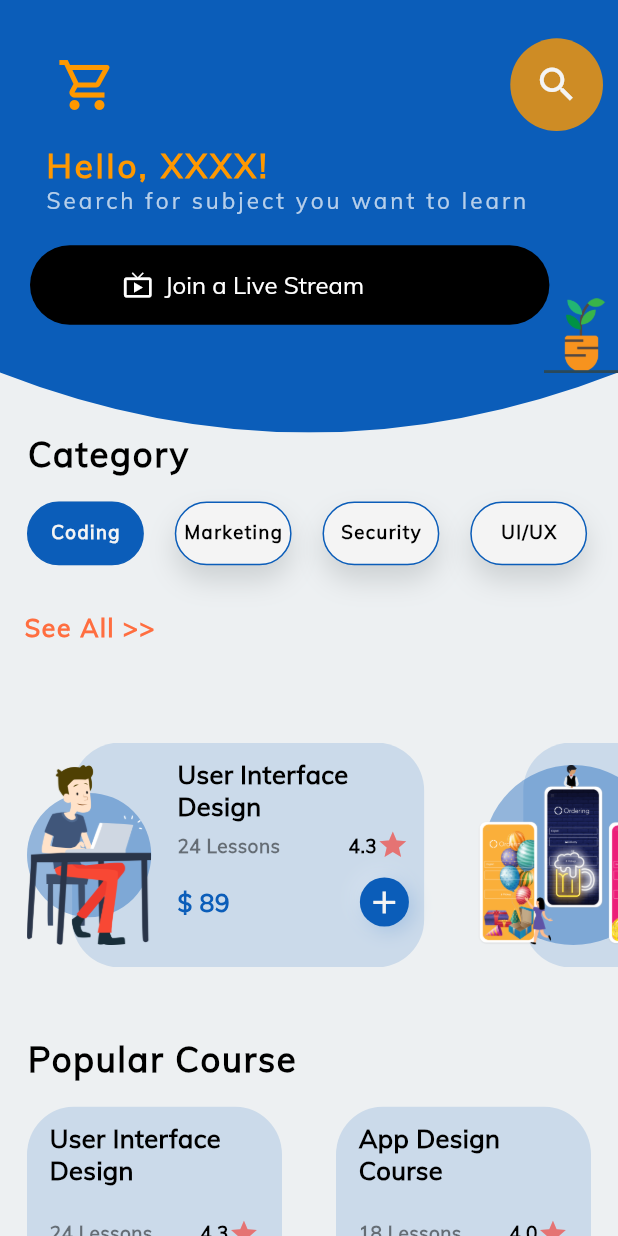
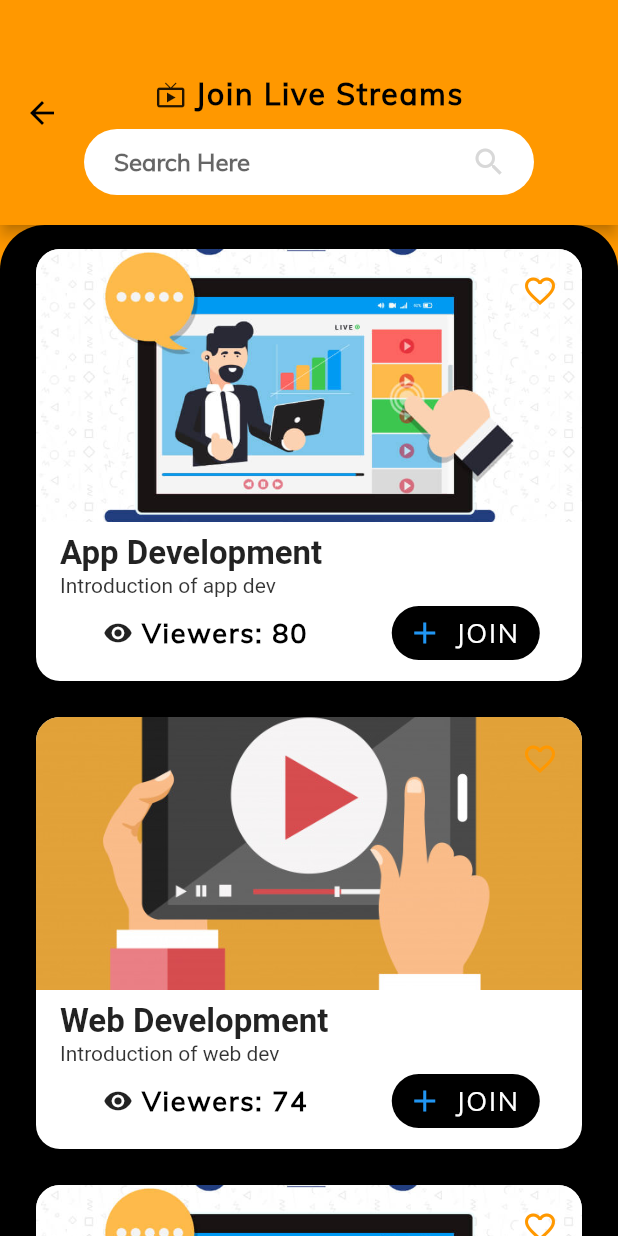
Before and after one commit to Tamim365/online-academy, a Flutter app: the screen it shows after launch, after a tap on "Join a Live Stream", on a phone screen of 412 x 824 dp. Run offline on Flutter 3.47's test engine with Material 2 defaults, Android fonts, the phone set to English and light mode, and no system bars; our stand-ins replace flutter_screenutil, flutter_svg.

Commit message:
live stream screen added

```diff
--- a/lib/HomeScreen/homeUi.dart
+++ b/lib/HomeScreen/homeUi.dart
@@ -4,6 +4,7 @@ import 'package:design_course/HomeScreen/categoryListView.dart';
 import 'package:design_course/HomeScreen/popularListView.dart';
 import 'package:design_course/MyClippers/clipPath.dart';
 import 'package:design_course/components/default_button.dart';
+import 'package:design_course/live_stream/liveStreamScreen.dart';
 import 'package:flutter/material.dart';
 import 'package:flutter/services.dart';
 import 'package:flutter_screenutil/flutter_screenutil.dart';
@@ -253,7 +254,24 @@ class _HomeScreenState extends State<HomeScreen> {
                   RoundedRectangleBorder(
                 borderRadius: BorderRadius.circular(30),
               ))),
-          onPressed: () {},
+          onPressed: () {
+            Navigator.push(
+                context,
+                PageRouteBuilder(
+                  transitionDuration: Duration(milliseconds: 300),
+                  transitionsBuilder:
+                      (context, animation, animationTime, child) {
+                    return ScaleTransition(
+                      scale: animation,
+                      alignment: Alignment.center,
+                      child: child,
+                    );
+                  },
+                  pageBuilder: (context, animation, animationTime) {
+                    return LiveStreamScreen();
+                  },
+                ));
+          },
         ),
       ),
     );
--- /dev/null
+++ b/lib/Model/liveCourses.dart
@@ -0,0 +1,46 @@
+class LiveListData {
+  LiveListData({
+    this.imagePath = '',
+    this.titleTxt = '',
+    this.subTxt = "",
+    this.viewers = 80,
+  });
+
+  String imagePath;
+  String titleTxt;
+  String subTxt;
+  int viewers;
+
+  static List<LiveListData> courseList = <LiveListData>[
+    LiveListData(
+      imagePath: 'assets/images/live_1.png',
+      titleTxt: 'App Development',
+      subTxt: 'Introduction of app dev',
+      viewers: 80,
+    ),
+    LiveListData(
+      imagePath: 'assets/images/live_2.png',
+      titleTxt: 'Web Development',
+      subTxt: 'Introduction of web dev',
+      viewers: 74,
+    ),
+    LiveListData(
+      imagePath: 'assets/images/live_1.png',
+      titleTxt: 'App Development',
+      subTxt: 'Introduction of app dev',
+      viewers: 62,
+    ),
+    LiveListData(
+      imagePath: 'assets/images/live_2.png',
+      titleTxt: 'Web Development',
+      subTxt: 'Introduction of web dev',
+      viewers: 90,
+    ),
+    LiveListData(
+      imagePath: 'assets/images/live_1.png',
+      titleTxt: 'App Development',
+      subTxt: 'Introduction of app dev',
+      viewers: 240,
+    ),
+  ];
+}
--- /dev/null
+++ b/lib/live_stream/liveCourseListView.dart
@@ -0,0 +1,207 @@
+import 'package:design_course/Model/liveCourses.dart';
+import 'package:design_course/sizeConfig.dart';
+import 'package:flutter/material.dart';
+
+class LiveCourseList extends StatelessWidget {
+  const LiveCourseList(
+      {Key key,
+      this.liveCourseData,
+      this.animationController,
+      this.animation,
+      this.callback})
+      : super(key: key);
+
+  final VoidCallback callback;
+  final LiveListData liveCourseData;
+  final AnimationController animationController;
+  final Animation<double> animation;
+
+  @override
+  Widget build(BuildContext context) {
+    return AnimatedBuilder(
+      animation: animationController,
+      builder: (BuildContext context, Widget child) {
+        return FadeTransition(
+          opacity: animation,
+          child: Transform(
+            transform: Matrix4.translationValues(
+                0.0, 50 * (1.0 - animation.value), 0.0),
+            child: Padding(
+              padding: const EdgeInsets.only(
+                  left: 24, right: 24, top: 8, bottom: 16),
+              child: InkWell(
+                splashColor: Colors.transparent,
+                onTap: callback,
+                child: Container(
+                  decoration: BoxDecoration(
+                    borderRadius: const BorderRadius.all(Radius.circular(16.0)),
+                    boxShadow: <BoxShadow>[
+                      BoxShadow(
+                        color: Colors.white.withOpacity(1),
+                        // offset: const Offset(3, 4),
+                        // blurRadius: 16,
+                      ),
+                    ],
+                  ),
+                  child: ClipRRect(
+                    borderRadius: const BorderRadius.all(Radius.circular(16.0)),
+                    child: Stack(
+                      children: <Widget>[
+                        Column(
+                          children: <Widget>[
+                            AspectRatio(
+                              aspectRatio: 2,
+                              child: Image.asset(
+                                liveCourseData.imagePath,
+                                fit: BoxFit.cover,
+                              ),
+                            ),
+                            Container(
+                              // color: HotelAppTheme.buildLightTheme()
+                              //     .backgroundColor,
+                              child: Row(
+                                mainAxisAlignment: MainAxisAlignment.center,
+                                crossAxisAlignment: CrossAxisAlignment.start,
+                                children: <Widget>[
+                                  Expanded(
+                                    child: Container(
+                                      child: Padding(
+                                        padding: const EdgeInsets.only(
+                                            left: 16, top: 8, bottom: 8),
+                                        child: Column(
+                                          mainAxisAlignment:
+                                              MainAxisAlignment.center,
+                                          crossAxisAlignment:
+                                              CrossAxisAlignment.start,
+                                          children: <Widget>[
+                                            Text(
+                                              liveCourseData.titleTxt,
+                                              textAlign: TextAlign.left,
+                                              style: TextStyle(
+                                                fontWeight: FontWeight.w600,
+                                                fontSize: 22,
+                                              ),
+                                            ),
+                                            Row(
+                                              crossAxisAlignment:
+                                                  CrossAxisAlignment.center,
+                                              mainAxisAlignment:
+                                                  MainAxisAlignment.start,
+                                              children: <Widget>[
+                                                Text(
+                                                  liveCourseData.subTxt,
+                                                  style: TextStyle(
+                                                      fontSize: 14,
+                                                      color: Colors.black
+                                                          .withOpacity(0.8)),
+                                                ),
+                                                const SizedBox(
+                                                  width: 4,
+                                                ),
+                                              ],
+                                            ),
+                                            Row(
+                                              mainAxisAlignment:
+                                                  MainAxisAlignment.spaceAround,
+                                              children: [
+                                                RichText(
+                                                  text: TextSpan(
+                                                    children: [
+                                                      WidgetSpan(
+                                                        child: Icon(
+                                                          Icons.remove_red_eye,
+                                                          size: 20,
+                                                        ),
+                                                      ),
+                                                      TextSpan(
+                                                        text: " Viewers: " +
+                                                            liveCourseData
+                                                                .viewers
+                                                                .toString(),
+                                                        style: TextStyle(
+                                                          color: Colors.black,
+                                                          fontFamily: "muli",
+                                                          fontSize: 18,
+                                                          letterSpacing: 1.2,
+                                                          fontWeight:
+                                                              FontWeight.bold,
+                                                        ),
+                                                      ),
+                                                    ],
+                                                  ),
+                                                ),
+                                                TextButton.icon(
+                                                  onPressed: () {},
+                                                  icon: Icon(Icons.add),
+                                                  label: Text(
+                                                    "JOIN",
+                                                    style: TextStyle(
+                                                      color: Colors.white,
+                                                      fontFamily: "muli",
+                                                      fontSize: 18,
+                                                      letterSpacing: 1.2,
+                                                    ),
+                                                  ),
+                                                  style: ButtonStyle(
+                                                      padding:
+                                                          MaterialStateProperty
+                                                              .all<EdgeInsets>(
+                                                        EdgeInsets.fromLTRB(
+                                                            10, 3, 14, 3),
+                                                      ),
+                                                      backgroundColor:
+                                                          MaterialStateProperty
+                                                              .all<Color>(
+                                                                  Colors.black),
+                                                      shape: MaterialStateProperty.all<
+                                                              RoundedRectangleBorder>(
+                                                          RoundedRectangleBorder(
+                                                        borderRadius:
+                                                            BorderRadius
+                                                                .circular(30),
+                                                      ))),
+                                                ),
+                                              ],
+                                            ),
+                                          ],
+                                        ),
+                                      ),
+                                    ),
+                                  ),
+                                ],
+                              ),
+                            ),
+                          ],
+                        ),
+                        Positioned(
+                          top: 8,
+                          right: 8,
+                          child: Material(
+                            color: Colors.transparent,
+                            child: InkWell(
+                              borderRadius: const BorderRadius.all(
+                                Radius.circular(32.0),
+                              ),
+                              onTap: () {},
+                              child: Padding(
+                                padding: const EdgeInsets.all(8.0),
+                                child: Icon(
+                                  Icons.favorite_border,
+                                  color: Colors.orange,
+                                ),
+                              ),
+                            ),
+                          ),
+                        )
+                      ],
+                    ),
+                  ),
+                ),
+              ),
+            ),
+          ),
+        );
+      },
+    );
+  }
+}
--- /dev/null
+++ b/lib/live_stream/liveStreamScreen.dart
@@ -0,0 +1,256 @@
+import 'dart:ui';
+import 'package:design_course/Model/liveCourses.dart';
+import 'package:design_course/sizeConfig.dart';
+import 'package:flutter/material.dart';
+import 'liveCourseListView.dart';
+
+class LiveStreamScreen extends StatefulWidget {
+  static String routeName = "/liveCourse";
+  @override
+  _LiveStreamScreenState createState() => _LiveStreamScreenState();
+}
+
+class _LiveStreamScreenState extends State<LiveStreamScreen>
+    with TickerProviderStateMixin {
+  AnimationController animationController;
+  List<LiveListData> courseList = LiveListData.courseList;
+  final ScrollController _scrollController = ScrollController();
+
+  @override
+  void initState() {
+    animationController = AnimationController(
+        duration: const Duration(milliseconds: 1000), vsync: this);
+    super.initState();
+  }
+
+  Future<bool> getData() async {
+    await Future<dynamic>.delayed(const Duration(milliseconds: 200));
+    return true;
+  }
+
+  @override
+  void dispose() {
+    animationController?.dispose();
+    super.dispose();
+  }
+
+  @override
+  Widget build(BuildContext context) {
+    return Container(
+      // padding: EdgeInsets.only(top: 130, left: 0, right: 0, bottom: 0),
+      // color: Colors.orange,
+      child: Scaffold(
+        appBar: AppBar(
+            toolbarHeight: 150,
+            leading: BackButton(color: Colors.black), // here the desired height
+            flexibleSpace: Container(
+              color: Colors.orange,
+              padding: EdgeInsets.only(top: 50),
+              child: Column(
+                children: <Widget>[
+                  RichText(
+                    text: TextSpan(
+                      children: [
+                        WidgetSpan(
+                          child: Icon(
+                            Icons.live_tv,
+                            size: 20,
+                          ),
+                        ),
+                        TextSpan(
+                          text: " Join Live Streams",
+                          style: TextStyle(
+                            color: Colors.black,
+                            fontFamily: "muli",
+                            fontSize: 20,
+                            letterSpacing: 1.2,
+                            fontWeight: FontWeight.bold,
+                          ),
+                        ),
+                      ],
+                    ),
+                  ),
+                  getSearchBar(),
+                ],
+              ),
+            )),
+        body: Container(
+          color: Colors.orange,
+          child: Container(
+            decoration: BoxDecoration(
+              color: Colors.black,
+              borderRadius: BorderRadius.only(
+                topLeft: Radius.circular(30.0),
+                topRight: Radius.circular(30.0),
+              ),
+            ),
+            child: ListView.builder(
+              itemCount: courseList.length,
+              padding: const EdgeInsets.only(top: 8),
+              scrollDirection: Axis.vertical,
+              itemBuilder: (BuildContext context, int index) {
+                final int count =
+                    courseList.length > 10 ? 10 : courseList.length;
+                final Animation<double> animation =
+                    Tween<double>(begin: 0.0, end: 1.0).animate(CurvedAnimation(
+                        parent: animationController,
+                        curve: Interval((1 / count) * index, 1.0,
+                            curve: Curves.fastOutSlowIn)));
+                animationController.forward();
+                return LiveCourseList(
+                  callback: () {},
+                  liveCourseData: courseList[index],
+                  animation: animation,
+                  animationController: animationController,
+                );
+              },
+            ),
+          ),
+        ),
+      ),
+    );
+  }
+
+  // Widget getListUI() {
+  //   return Container(
+  //     decoration: BoxDecoration(
+  //       // color: HotelAppTheme.buildLightTheme().backgroundColor,
+  //       boxShadow: <BoxShadow>[
+  //         BoxShadow(
+  //             color: Colors.grey.withOpacity(0.2),
+  //             offset: const Offset(0, -2),
+  //             blurRadius: 8.0),
+  //       ],
+  //     ),
+  //     child: Column(
+  //       children: <Widget>[
+  //         Container(
+  //           height: MediaQuery.of(context).size.height - 156 - 50,
+  //           child: FutureBuilder<bool>(
+  //             future: getData(),
+  //             builder: (BuildContext context, AsyncSnapshot<bool> snapshot) {
+  //               if (!snapshot.hasData) {
+  //                 return const SizedBox();
+  //               } else {
+  //                 return ListView.builder(
+  //                   itemCount: courseList.length,
+  //                   scrollDirection: Axis.vertical,
+  //                   itemBuilder: (BuildContext context, int index) {
+  //                     final int count =
+  //                         courseList.length > 10 ? 10 : courseList.length;
+  //                     final Animation<double> animation =
+  //                         Tween<double>(begin: 0.0, end: 1.0).animate(
+  //                             CurvedAnimation(
+  //                                 parent: animationController,
+  //                                 curve: Interval((1 / count) * index, 1.0,
+  //                                     curve: Curves.fastOutSlowIn)));
+  //                     animationController?.forward();
+
+  //                     return LiveCourseList(
+  //                       callback: () {},
+  //                       liveCourseData: courseList[index],
+  //                       animation: animation,
+  //                       animationController: animationController,
+  //                     );
+  //                   },
+  //                 );
+  //               }
+  //             },
+  //           ),
+  //         )
+  //       ],
+  //     ),
+  //   );
+  // }
+
+  // Widget getHotelViewList() {
+  //   final List<Widget> courseListViews = <Widget>[];
+  //   for (int i = 0; i < courseList.length; i++) {
+  //     final int count = courseList.length;
+  //     final Animation<double> animation =
+  //         Tween<double>(begin: 0.0, end: 1.0).animate(
+  //       CurvedAnimation(
+  //         parent: animationController,
+  //         curve: Interval((1 / count) * i, 1.0, curve: Curves.fastOutSlowIn),
+  //       ),
+  //     );
+  //     courseListViews.add(
+  //       LiveCourseList(
+  //         callback: () {},
+  //         liveCourseData: courseList[i],
+  //         animation: animation,
+  //         animationController: animationController,
+  //       ),
+  //     );
+  //   }
+  //   animationController?.forward();
+  //   return Column(
+  //     children: courseListViews,
+  //   );
+  // }
+
+  Widget getSearchBar() {
+    return Padding(
+      padding: EdgeInsets.only(top: 3, left: 10, right: 10),
+      child: Row(
+        mainAxisAlignment: MainAxisAlignment.center,
+        children: <Widget>[
+          Container(
+            width: 300,
+            height: 60,
+            child: Padding(
+              padding: const EdgeInsets.only(top: 8, bottom: 8),
+              child: Container(
+                decoration: BoxDecoration(
+                  color: Colors.white,
+                  borderRadius: BorderRadius.all(Radius.circular(30)),
+                ),
+                child: Row(
+                  children: <Widget>[
+                    Expanded(
+                      child: Padding(
+                        padding: const EdgeInsets.only(top: 0),
+                        child: Container(
+                          child: TextField(
+                            cursorColor: Colors.blue,
+                            keyboardType: TextInputType.text,
+                            // textAlign: TextAlign.justify,
+                            style: TextStyle(
+                                fontFamily: 'muli',
+                                fontWeight: FontWeight.bold,
+                                fontSize: 16,
+                                color: Colors.black),
+                            decoration: InputDecoration(
+                                contentPadding: EdgeInsets.only(left: 20),
+                                hintText: "Search Here",
+                                hintStyle: TextStyle(),
+                                focusedBorder: OutlineInputBorder(
+                                  borderSide: BorderSide.none,
+                                  borderRadius:
+                                      BorderRadius.all(Radius.circular(30)),
+                                ),
+                                enabledBorder: OutlineInputBorder(
+                                    borderSide: BorderSide.none,
+                                    borderRadius:
+                                        BorderRadius.all(Radius.circular(30)))),
+                          ),
+                        ),
+                      ),
+                    ),
+                    Container(
+                      width: 60,
+                      child: Icon(
+                        Icons.search,
+                        color: Colors.grey.withOpacity(0.4),
+                      ),
+                    ),
+                  ],
+                ),
+              ),
+            ),
+          )
+        ],
+      ),
+    );
+  }
+}
--- a/lib/main.dart
+++ b/lib/main.dart
@@ -1,3 +1,4 @@
+import 'package:design_course/live_stream/liveStreamScreen.dart';
 import 'package:design_course/routes.dart';
 import 'package:design_course/splash/components/splash_content.dart';
 import 'package:design_course/splash/splash_screen.dart';
--- a/lib/routes.dart
+++ b/lib/routes.dart
@@ -1,3 +1,4 @@
+import 'package:design_course/live_stream/liveCourseListView.dart';
 import 'package:flutter/widgets.dart';
 
 import 'package:design_course/complete_profile/complete_profile_screen.dart';
@@ -7,6 +8,7 @@ import 'package:design_course/login_success/login_success_screen.dart';
 import 'package:design_course/otp/otp_screen.dart';
 import 'package:design_course/sign_in/sign_in_screen.dart';
 import 'package:design_course/splash/splash_screen.dart';
+import 'live_stream/liveStreamScreen.dart';
 import 'sign_up/sign_up_screen.dart';
 
 // We use name route
@@ -20,4 +22,5 @@ final Map<String, WidgetBuilder> routes = {
   CompleteProfileScreen.routeName: (context) => CompleteProfileScreen(),
   OtpScreen.routeName: (context) => OtpScreen(),
   HomeUi.routeName: (context) => HomeUi(),
+  LiveStreamScreen.routeName: (context) => LiveStreamScreen(),
 };
```
Also changed, not shown: assets/images/live_1.png (added), assets/images/live_2.png (added).
